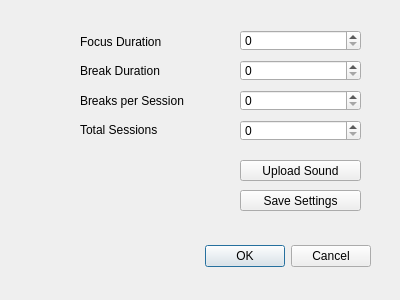
This is pomodorosettings.ui in Krahzekihz/Project-MAVERICK as Qt 5 draws it before an edit. The edited form follows.
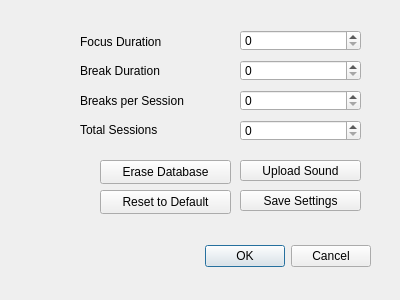
This is the edited form.

The edit to the form file:
```diff
--- a/pomodorosettings.ui
+++ b/pomodorosettings.ui
@@ -135,6 +135,32 @@
     </item>
    </layout>
   </widget>
+  <widget class="QPushButton" name="ResetDatabaseButton">
+   <property name="geometry">
+    <rect>
+     <x>100</x>
+     <y>160</y>
+     <width>131</width>
+     <height>24</height>
+    </rect>
+   </property>
+   <property name="text">
+    <string>Erase Database</string>
+   </property>
+  </widget>
+  <widget class="QPushButton" name="ResetDefaultsButton">
+   <property name="geometry">
+    <rect>
+     <x>100</x>
+     <y>190</y>
+     <width>131</width>
+     <height>24</height>
+    </rect>
+   </property>
+   <property name="text">
+    <string>Reset to Default</string>
+   </property>
+  </widget>
  </widget>
  <resources/>
  <connections>
```
